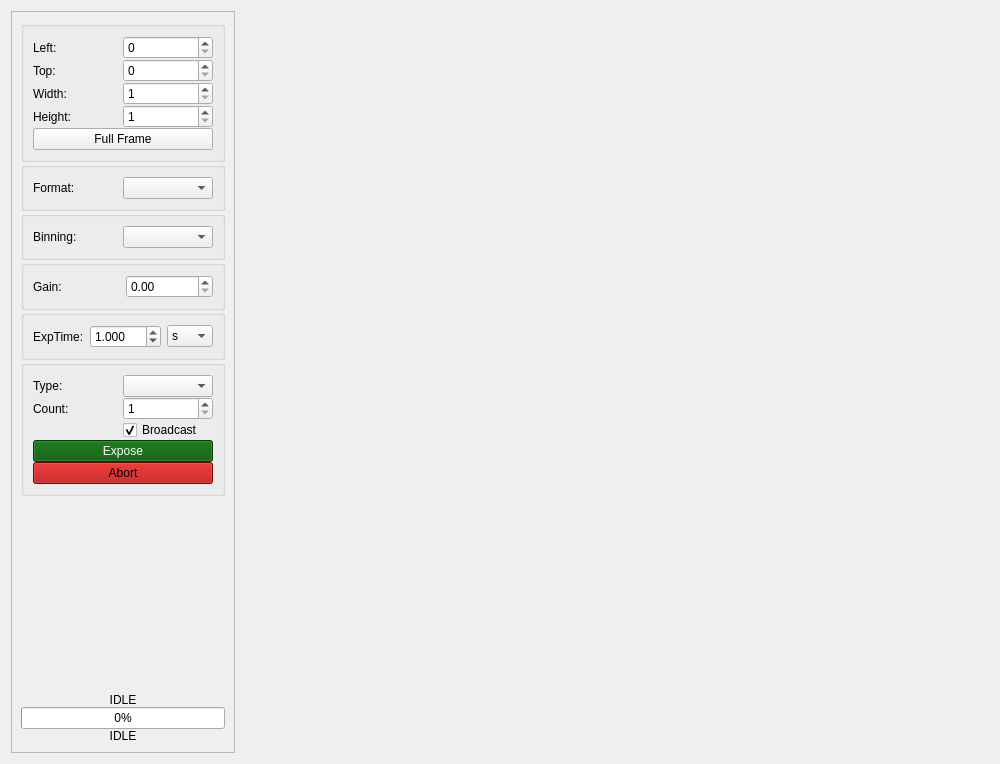
Qt form pyobs_gui/qt/widgetcamera.ui (pyobs/pyobs-gui) before a commit.
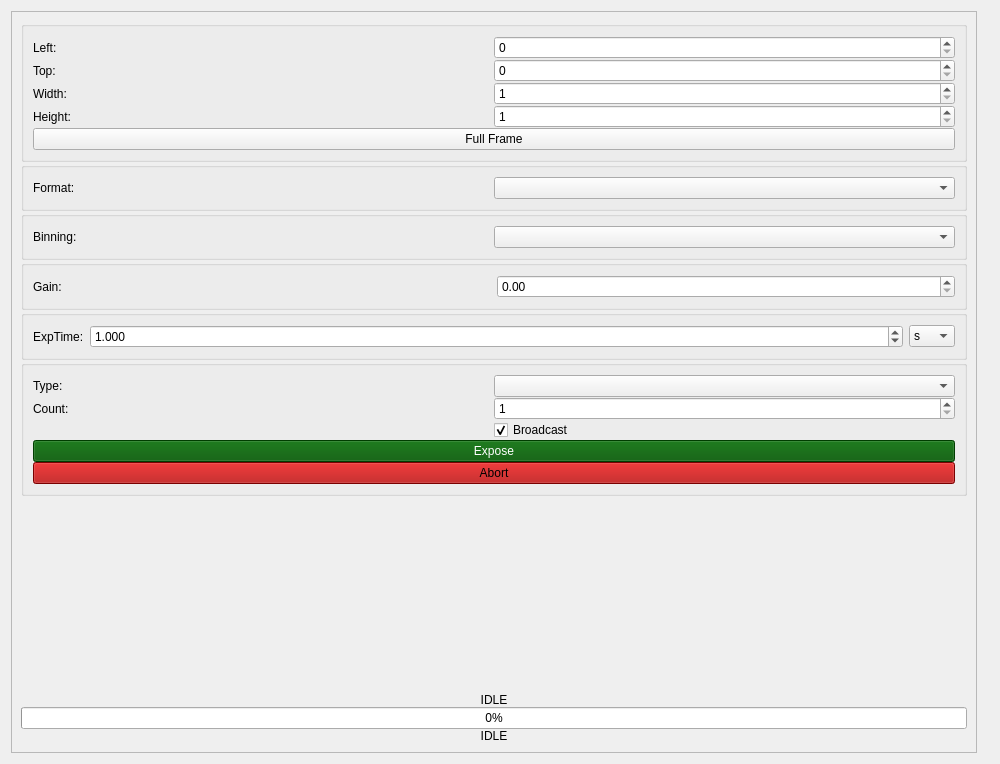
The same form after that commit. Custom widgets are drawn as their Qt base class.

Commit message: started working on designer compatible file layout

What changed in the file:
```diff
--- a/pyobs_gui/qt/widgetcamera.ui
+++ b/pyobs_gui/qt/widgetcamera.ui
@@ -13,7 +13,7 @@
   <property name="windowTitle">
    <string>Form</string>
   </property>
-  <layout class="QHBoxLayout" name="horizontalLayout_2" stretch="0,1,0">
+  <layout class="QHBoxLayout" name="horizontalLayout_2" stretch="0,0,0">
    <item>
     <widget class="QScrollArea" name="scrollArea">
      <property name="sizePolicy">
@@ -33,7 +33,7 @@
        <rect>
         <x>0</x>
         <y>0</y>
-        <width>237</width>
+        <width>406</width>
         <height>748</height>
        </rect>
       </property>
@@ -1247,28 +1247,20 @@
     </widget>
    </item>
    <item>
-    <widget class="QWidget" name="frameImageGrabber" native="true">
-     <layout class="QVBoxLayout" name="verticalLayout_2">
-      <property name="spacing">
-       <number>0</number>
-      </property>
-      <property name="topMargin">
-       <number>0</number>
-      </property>
-      <property name="rightMargin">
-       <number>0</number>
-      </property>
-      <property name="bottomMargin">
-       <number>0</number>
-      </property>
-     </layout>
-    </widget>
+    <widget class="DataDisplayWidget" name="datadisplay"/>
    </item>
    <item>
     <widget class="QWidget" name="widgetSidebar" native="true"/>
    </item>
   </layout>
  </widget>
+ <customwidgets>
+  <customwidget>
+   <class>DataDisplayWidget</class>
+   <extends>QWidget</extends>
+   <header>pyobs_gui.widgetdatadisplay</header>
+  </customwidget>
+ </customwidgets>
  <tabstops>
   <tabstop>scrollArea</tabstop>
   <tabstop>spinWindowLeft</tabstop>
```
The commit also changes 9 other files.
